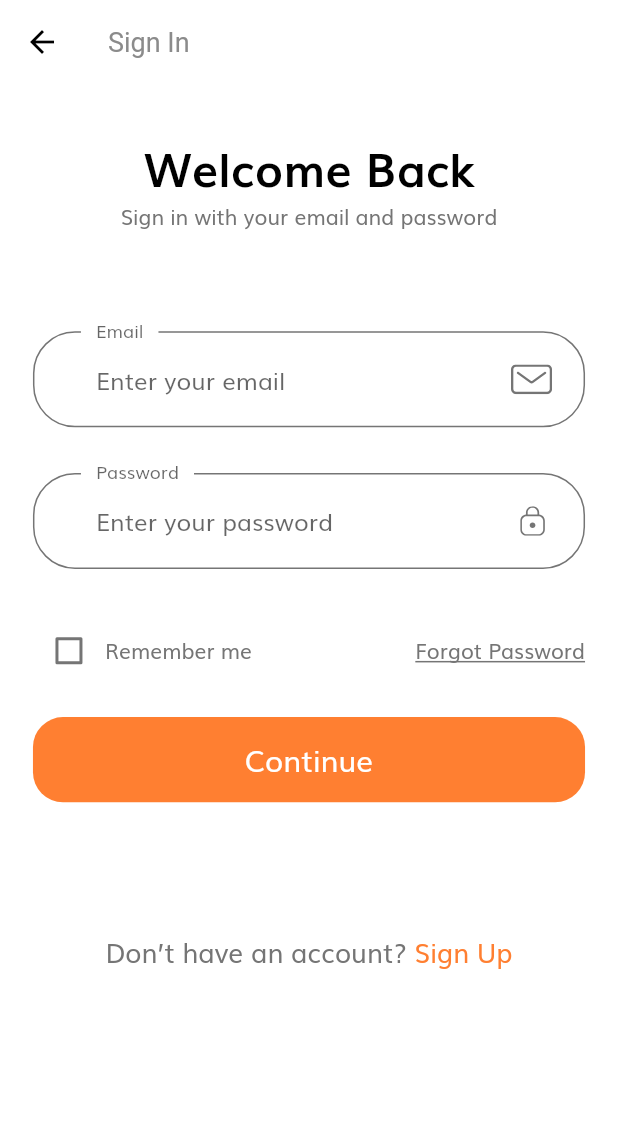
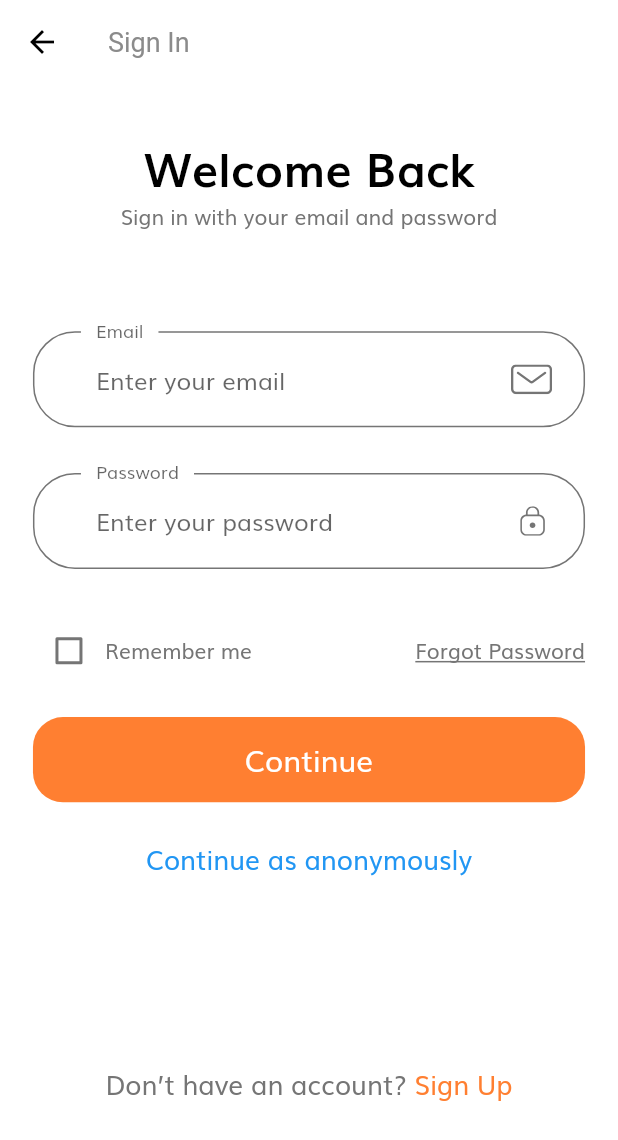
Before and after one commit to senihberkay/SOLEMATE-CS308-eCommerce-Project, a Flutter app: the screen it shows after launch, after a tap on "Continue", on a phone screen of 412 x 824 dp. Shown: the top 1140 px of the screen. Run offline on Flutter 3.47's test engine with Material 2 defaults, Android fonts, the phone set to English and light mode, and no system bars; our stand-ins replace cloud_firestore, firebase_auth, firebase_core, flutter_svg; accounts and stored records are empty.

Commit message:
continue anon

```diff
--- a/lib/Screens/details/components/body.dart
+++ b/lib/Screens/details/components/body.dart
@@ -30,7 +30,6 @@ class Body extends StatelessWidget {
                 color: Color(0xFFF6F7F9),
                 child: Column(
                   children: [
-                    ColorDots(product: product),
                     TopRoundedContainer(
                       color: Colors.white,
                       child: Padding(
--- a/lib/Screens/details/components/color_dots.dart
+++ b/lib/Screens/details/components/color_dots.dart
@@ -1,3 +1,4 @@
+/*
 import 'package:flutter/material.dart';
 import 'package:flutter_auth/components/rounded_icon_btn.dart';
 import 'package:flutter_auth/models/Product.dart';
@@ -78,3 +79,4 @@ class ColorDot extends StatelessWidget {
     );
   }
 }
+*/
--- a/lib/Screens/sign_in/components/body.dart
+++ b/lib/Screens/sign_in/components/body.dart
@@ -1,4 +1,5 @@
 import 'package:flutter/material.dart';
+import 'package:flutter_auth/components/continue_anon_text.dart';
 import 'package:flutter_auth/components/no_account_text.dart';
 import 'package:flutter_auth/components/socal_card.dart';
 import '../../../size_config.dart';
@@ -31,7 +32,7 @@ class Body extends StatelessWidget {
                 ),
                 SizedBox(height: SizeConfig.screenHeight * 0.08),
                 SignForm(),
-                SizedBox(height: SizeConfig.screenHeight * 0.08),
+                SizedBox(height: SizeConfig.screenHeight * 0.005),
                 // Row(
                 //   mainAxisAlignment: MainAxisAlignment.center,
                 //   children: [
@@ -50,6 +51,8 @@ class Body extends StatelessWidget {
                 //   ],
                 // ),
                 SizedBox(height: getProportionateScreenHeight(20)),
+                ContiuneAnonTExt(),
+                SizedBox(height: SizeConfig.screenHeight * 0.15),
                 NoAccountText(),
               ],
             ),
--- /dev/null
+++ b/lib/components/continue_anon_text.dart
@@ -0,0 +1,29 @@
+import 'package:flutter/material.dart';
+import 'package:flutter_auth/Screens/Home/home_screen.dart';
+import 'package:flutter_auth/screens/sign_up/sign_up_screen.dart';
+
+import '../constants.dart';
+import '../size_config.dart';
+
+class ContiuneAnonTExt extends StatelessWidget {
+  const ContiuneAnonTExt({
+    Key? key,
+  }) : super(key: key);
+
+  @override
+  Widget build(BuildContext context) {
+    return Row(
+      mainAxisAlignment: MainAxisAlignment.center,
+      children: [
+        GestureDetector(
+          onTap: () => Navigator.pushNamed(context, HomeScreen.routeName),
+          child: Text(
+            "Continue as anonymously",
+            style: TextStyle(
+                fontSize: getProportionateScreenWidth(16), color: Colors.blue),
+          ),
+        ),
+      ],
+    );
+  }
+}
--- a/lib/constants.dart
+++ b/lib/constants.dart
@@ -10,6 +10,7 @@ const kPrimaryGradientColor = LinearGradient(
 );
 const kSecondaryColor = Color(0xFF979797);
 const kTextColor = Color(0xFF757575);
+
 
 const kAnimationDuration = Duration(milliseconds: 200);
 
```
Also changed, not shown: lib/models/Product.dart (+0 -26 lines).
